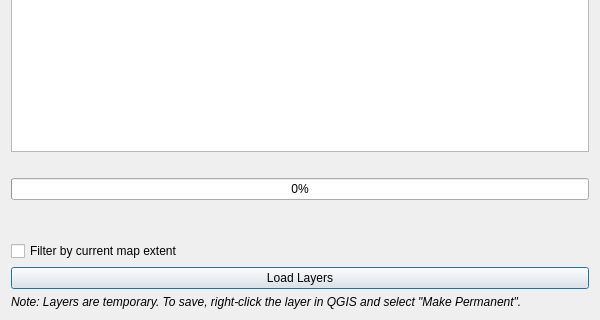
Qt form dialog.ui (nlebovits/censo-argentino-qgis) before a commit; both pictures show x 0 to 600 and y 380 to 700 of the 600 by 700 pixel window.
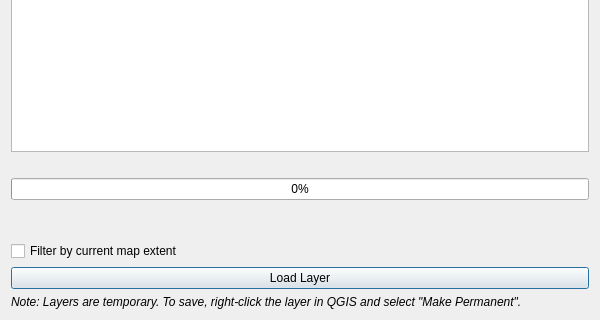
The same form after that commit.

Commit message: Refactor to single layer with multiple variable columns

The edit to the form file:
```diff
--- a/dialog.ui
+++ b/dialog.ui
@@ -153,7 +153,7 @@
    <item>
     <widget class="QPushButton" name="btnLoad">
      <property name="text">
-      <string>Load Layers</string>
+      <string>Load Layer</string>
      </property>
     </widget>
    </item>
```
The commit also changes 2 other files.
